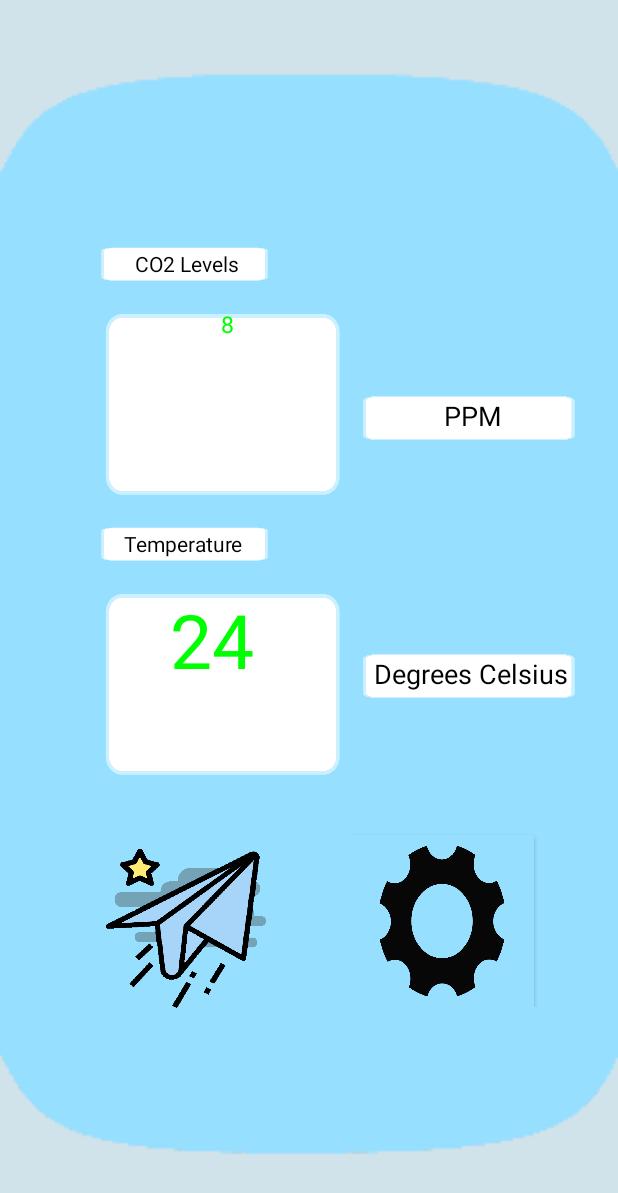
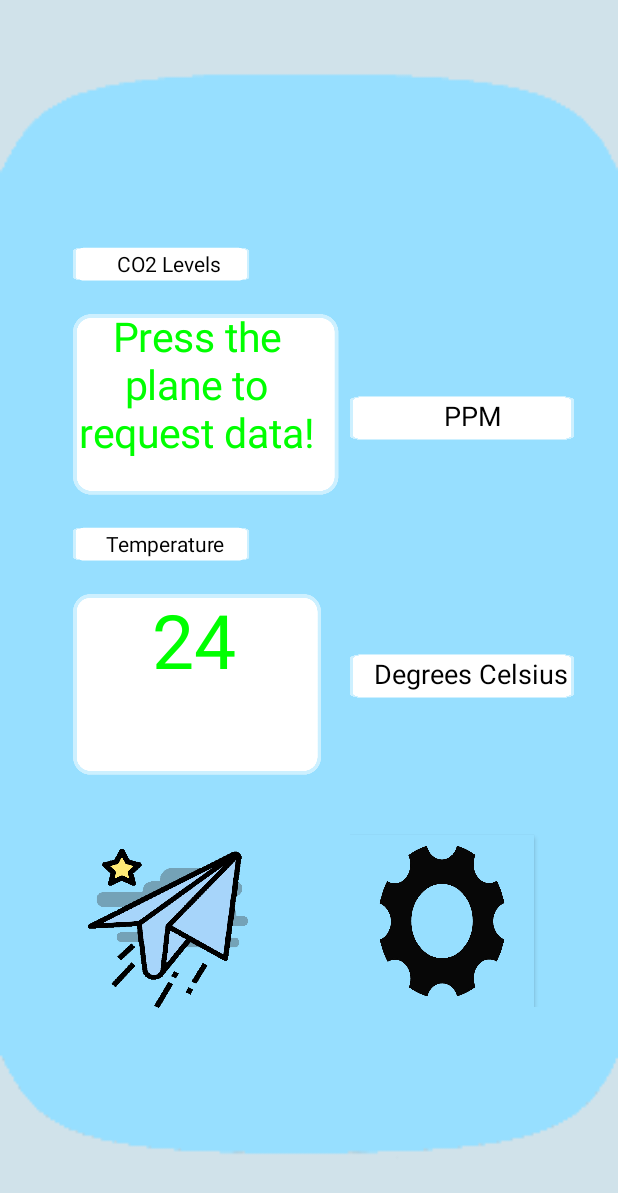
Before and after one commit to Ryker-Smith/CO2-MobileApp-red2, an Android app: the screen it shows after launch (MainActivity), on a phone screen of 412 x 824 dp. Shown: the top 1193 px of the screen. Run offline under Robolectric (Android 15) with nearby library versions, the phone set to English and light mode, and no system bars.

Commit message:
updates and thing that isnt working line 235

```diff
--- a/app/src/main/java/net/fachtnaroe/co2_mobileapp_red2/MainActivity.java
+++ b/app/src/main/java/net/fachtnaroe/co2_mobileapp_red2/MainActivity.java
@@ -14,6 +14,7 @@ import com.google.appinventor.components.runtime.Label;
 import com.google.appinventor.components.runtime.Web;
 import com.google.appinventor.components.runtime.WebViewer;
 import com.google.appinventor.components.runtime.Clock;
+import com.google.appinventor.components.runtime.Component;
 //
 import org.json.JSONException;
 import org.json.JSONObject;
@@ -24,6 +25,7 @@ public class MainActivity extends Form implements HandlesEventDispatching {
     Button Menu, Fetch;
     HorizontalArrangement Main;
     HorizontalArrangement HBlock;
+    VerticalArrangement VBlock;
     VerticalArrangement VBlock1;
     VerticalArrangement VBlock2;
     Label Labl;
@@ -64,7 +66,7 @@ public class MainActivity extends Form implements HandlesEventDispatching {
         //
         HBlock = new HorizontalArrangement(Main);
         HBlock.HeightPercent(100);
-        HBlock.WidthPercent(15);
+        HBlock.WidthPercent(12);
         //
         VBlock1 = new VerticalArrangement(Main);
         //
@@ -82,16 +84,16 @@ public class MainActivity extends Form implements HandlesEventDispatching {
         HBlock = new HorizontalArrangement(VBlock1);
         HBlock.HeightPercent(2);
         //
-        HBlock = new HorizontalArrangement(VBlock1);
-        HBlock.HeightPercent(16);
-        HBlock.WidthPercent(42);
-        HBlock.Image("ForTexts.png");
-        TextCo2 = new Label(HBlock);
-        TextCo2.WidthPercent(44);
+        VBlock = new VerticalArrangement(VBlock1);
+        VBlock.HeightPercent(16);
+        VBlock.WidthPercent(45);
+        VBlock.Image("ForTexts.png");
+        TextCo2 = new Label(VBlock);
+        TextCo2.WidthPercent(39);
         TextCo2.HeightPercent(12);
-        TextCo2.Text(" 8 ");
+        TextCo2.Text("Press the plane to request data!");
         TextCo2.TextAlignment(ALIGNMENT_CENTER);
-        TextCo2.FontSize(15);
+        TextCo2.FontSize(27);
         TextCo2.TextColor(COLOR_GREEN);
         TextCo2.HTMLFormat(true);
         //
@@ -190,9 +192,15 @@ public class MainActivity extends Form implements HandlesEventDispatching {
         else if (eventName.equals("Click")) {
             dbg("Ive been pressed!");
             if (component.equals(Fetch)) {
-                Tim.TimerInterval(8000);
+                Tim.TimerInterval(6000);
+                TextCo2.TextColor(COLOR_ORANGE);
+                TextCo2.FontBold(true);
+
                 SpiderWeb.Url(servernameBox.Text() + commandBox.Text());
                 TextCo2.Text(SpiderWeb.Url());
+                TextCo2.Text("Connecting..");
+                TextCo2.TextColor(COLOR_GREEN);
+                TextCo2.FontBold(false);
                 dbg("Sending request");
                 System.err.print("You pressed the button");
                 SpiderWeb.Get();
@@ -224,22 +232,23 @@ public class MainActivity extends Form implements HandlesEventDispatching {
         return false;
     }
 
-
- //   void handleNetworkResponse (Component c, String status, String textOfResponse) {
- //       dbg(("<br><b>" + "some message here" + ":</b> " + textOfResponse + "<br>"));
-  //      if (status.equals("200"))
-  //          try {
-   //             JSONObject parser = new JSONObject(textOfResponse);
-  //              if (parser.getString("Status").equals("OK")) {
-  //                  if (c.equals(SpiderWeb)) {
-//
- //                   }
- //               }
- //           }
- //           catch(JSONException e){
- //               dbg("Android JSON exception (" + textOfResponse + ")"); }
- //       else{ dbg("Status is " + status); }
-//    }
+    void handleNetworkResponse(Component c, String status, String textOfResponse) {
+        dbg(("<br><b>" + "some message here" + ":</b> " + textOfResponse + "<br>"));
+        if (status.equals("200"))
+            try
+            { JSONObject parser = new JSONObject(textOfResponse);
+                if (parser.getString("Status").equals("OK"))
+                {
+                    if (c.equals(SpiderWeb)) {
+                    }
+                }
+            }
+        catch(JSONException e)
+            {
+                dbg("Android JSON exception (" + textOfResponse + ")"); }
+        else
+        { dbg("Status is " + status); }
+    }
 
     public void handleWebResponse(String status, String textOfResponse) {
         dbg("In function");
@@ -274,6 +283,7 @@ public class MainActivity extends Form implements HandlesEventDispatching {
         System.err.print("~~~> " + debugMsg + " <~~~\n");
     }
 }
+//scrap yard//
 //    JSONObject parser = new JSONObject(textOfResponse);
 //            if (parser.getInt("link_ID") >= 1) {
 //                    messagesPopUp.ShowMessageDialog("Chat has been initiated; now wait for the response", "Information", "OK");
```
Also changed, not shown: app/src/main/assets/ForTexts.png.
